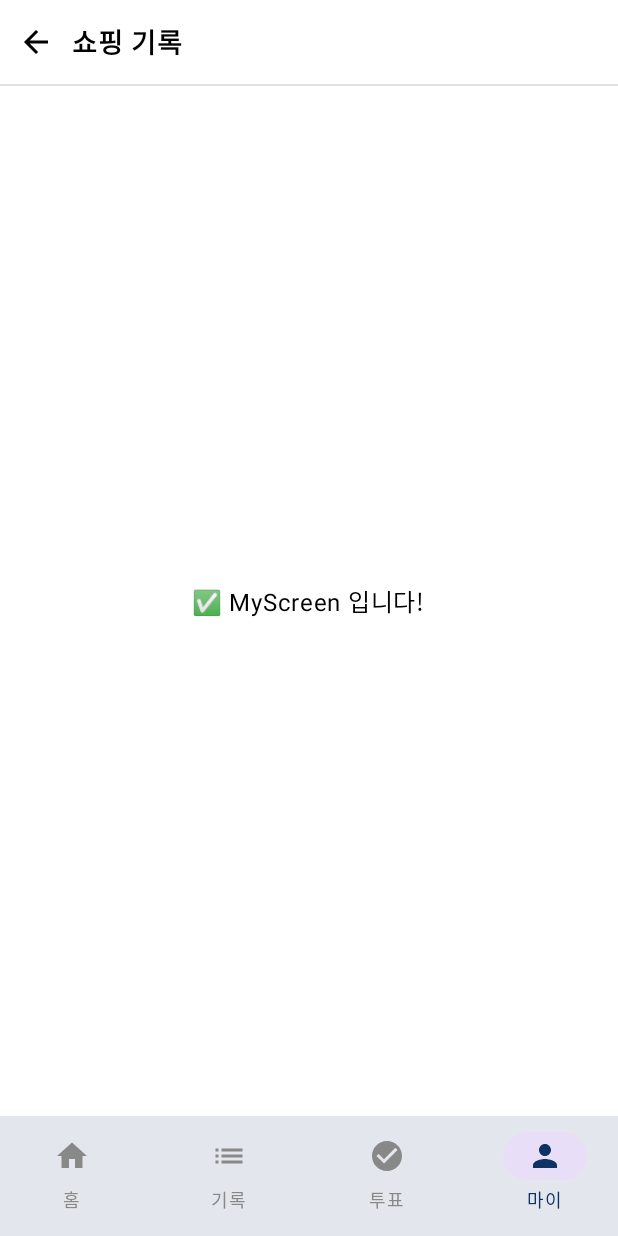
After one commit to MotGolla/MotGolla-Frontend, an Android app built with Jetpack Compose: the MyScreen screen opened through its navigation route, on a phone screen of 412 x 824 dp. The commit adds this screen. Run offline under Robolectric (Android 15) with nearby library versions, the light colour scheme and no system bars; Roboto replaces fonts that are not available here.

Commit message:
feat: navBar와 화면 연결

```diff
--- a/app/src/main/java/com/motgolla/MainActivity.kt
+++ b/app/src/main/java/com/motgolla/MainActivity.kt
@@ -3,27 +3,18 @@ package com.motgolla
 import android.os.Bundle
 import androidx.activity.ComponentActivity
 import androidx.activity.compose.setContent
-import androidx.compose.foundation.layout.fillMaxSize
-import androidx.compose.material3.MaterialTheme
-import androidx.compose.material3.Surface
-import androidx.compose.material3.Text
 import androidx.compose.runtime.Composable
-import androidx.compose.ui.Modifier
 import androidx.compose.ui.tooling.preview.Preview
+import com.motgolla.ui.theme.MotgollaTheme
 
 class MainActivity : ComponentActivity() {
     override fun onCreate(savedInstanceState: Bundle?) {
         super.onCreate(savedInstanceState)
         setContent {
-            MotGollaApp()
+            MotgollaTheme {
+                MotGollaApp()  // 메인 UI 구성
+            }
         }
-    }
-}
-
-@Composable
-fun MotGollaApp() {
-    Surface(modifier = Modifier.fillMaxSize(), color = MaterialTheme.colorScheme.background) {
-        Text("Hello, Compose!")
     }
 }
 
--- /dev/null
+++ b/app/src/main/java/com/motgolla/MotGollaApp.kt
@@ -0,0 +1,30 @@
+package com.motgolla
+
+import androidx.compose.foundation.layout.padding
+import androidx.compose.material3.*
+import androidx.compose.runtime.Composable
+import androidx.compose.ui.Modifier
+import androidx.navigation.compose.rememberNavController
+import com.motgolla.ui.component.MotGollaTopBar
+import com.motgolla.ui.component.MotgollaNavBar
+import com.motgolla.ui.navigation.MotgollaNavHost
+
+@Composable
+fun MotGollaApp() {
+    val navController = rememberNavController()
+
+    Scaffold(
+        topBar = {
+            MotGollaTopBar(
+                title = "쇼핑 기록",
+                showBackButton = true,
+                onBackClick = { navController.popBackStack() }
+            )
+        },
+        bottomBar = {
+            MotgollaNavBar(navController)
+        }
+    ) { innerPadding ->
+        MotgollaNavHost(navController = navController, modifier = Modifier.padding(innerPadding))
+    }
+}
--- /dev/null
+++ b/app/src/main/java/com/motgolla/ui/component/MotGollaNavScreen.kt
@@ -0,0 +1,23 @@
+package com.motgolla.ui.component
+
+import androidx.compose.material.icons.Icons
+import androidx.compose.material.icons.filled.Home
+import androidx.compose.material.icons.filled.CheckCircle
+import androidx.compose.material.icons.filled.List
+import androidx.compose.material.icons.filled.Person
+import androidx.compose.ui.graphics.vector.ImageVector
+
+sealed class MotGollaNavScreen(
+    val route: String,
+    val title: String,
+    val icon: ImageVector
+) {
+    object Home : MotGollaNavScreen("home", "홈", Icons.Filled.Home)
+    object Record : MotGollaNavScreen("record", "기록", Icons.Filled.List)
+    object Vote : MotGollaNavScreen("vote", "투표", Icons.Filled.CheckCircle)
+    object My : MotGollaNavScreen("my", "마이", Icons.Filled.Person)
+
+    companion object {
+        val items = listOf(Home, Record, Vote, My)
+    }
+}
--- /dev/null
+++ b/app/src/main/java/com/motgolla/ui/navigation/MotgollaNavHost.kt
@@ -0,0 +1,25 @@
+package com.motgolla.ui.navigation
+
+import androidx.compose.runtime.Composable
+import androidx.compose.ui.Modifier
+import androidx.navigation.NavHostController
+import androidx.navigation.compose.NavHost
+import androidx.navigation.compose.composable
+import com.motgolla.ui.screen.home.HomeScreen
+import com.motgolla.ui.screen.my.MyScreen
+import com.motgolla.ui.screen.record.RecordScreen
+import com.motgolla.ui.screen.vote.VoteScreen
+
+@Composable
+fun MotgollaNavHost(navController: NavHostController, modifier: Modifier = Modifier) {
+    NavHost(
+        navController = navController,
+        startDestination = "home",
+        modifier = modifier
+    ) {
+        composable("home") { HomeScreen() }
+        composable("record") { RecordScreen() }
+        composable("vote") { VoteScreen() }
+        composable("my") { MyScreen() }
+    }
+}
--- /dev/null
+++ b/app/src/main/java/com/motgolla/ui/screen/home/HomeScreen.kt
@@ -0,0 +1,15 @@
+package com.motgolla.ui.screen.home
+
+import androidx.compose.foundation.layout.Box
+import androidx.compose.foundation.layout.fillMaxSize
+import androidx.compose.material3.Text
+import androidx.compose.runtime.Composable
+import androidx.compose.ui.Alignment
+import androidx.compose.ui.Modifier
+
+@Composable
+fun HomeScreen() {
+    Box(modifier = Modifier.fillMaxSize(), contentAlignment = Alignment.Center) {
+        Text("✅ HomeScreen 입니다!")
+    }
+}
--- /dev/null
+++ b/app/src/main/java/com/motgolla/ui/screen/my/MyScreen.kt
@@ -0,0 +1,15 @@
+package com.motgolla.ui.screen.my
+
+import androidx.compose.foundation.layout.Box
+import androidx.compose.foundation.layout.fillMaxSize
+import androidx.compose.material3.Text
+import androidx.compose.runtime.Composable
+import androidx.compose.ui.Alignment
+import androidx.compose.ui.Modifier
+
+@Composable
+fun MyScreen() {
+    Box(modifier = Modifier.fillMaxSize(), contentAlignment = Alignment.Center) {
+        Text("✅ MyScreen 입니다!")
+    }
+}
```
Also changed, not shown: app/src/main/java/com/motgolla/ui/screen/record/RecordScreen.kt (added, +15 -0 lines), app/src/main/java/com/motgolla/ui/screen/vote/VoteScreen.kt (added, +15 -0 lines).
